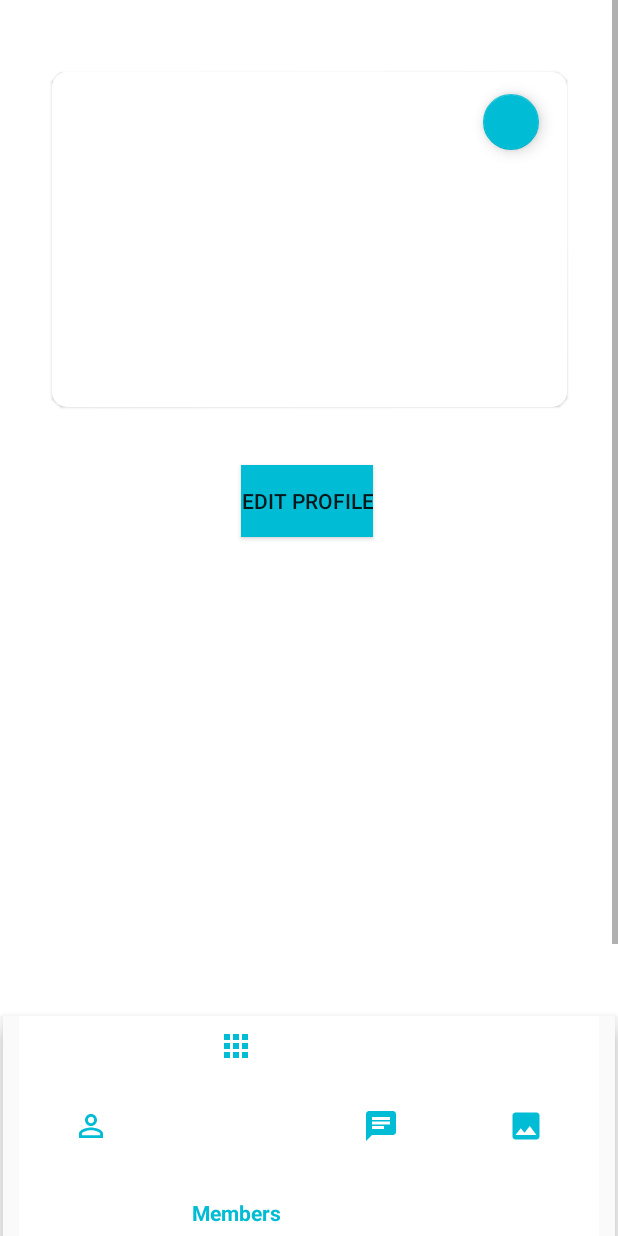
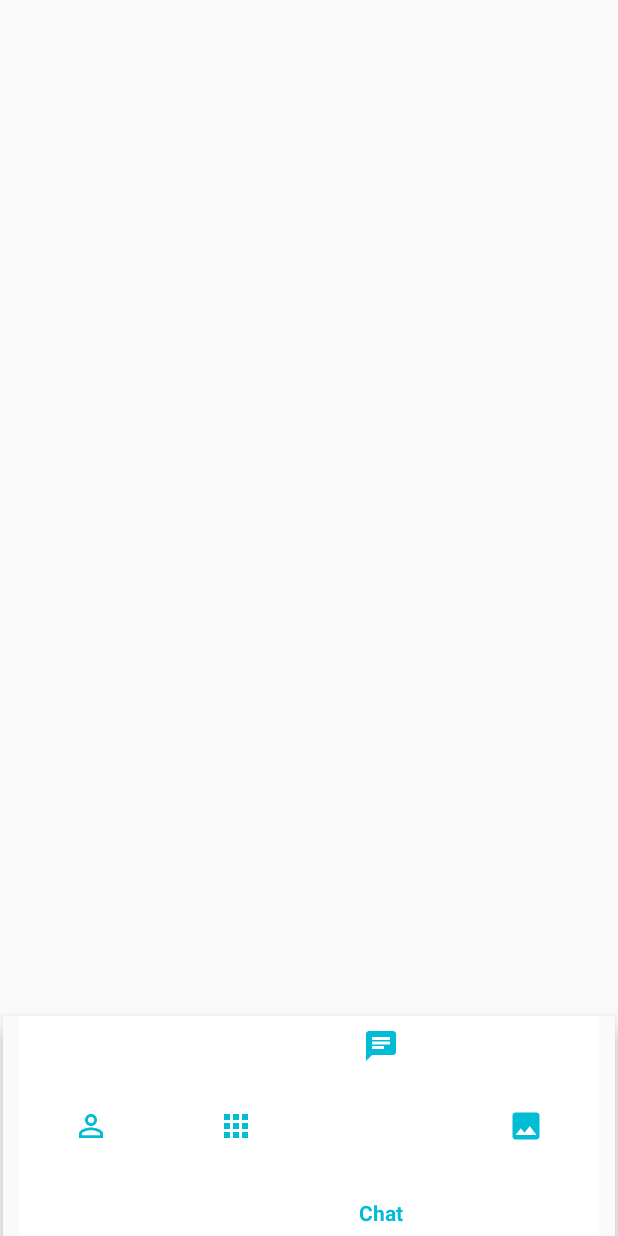
Before and after one commit to shivi2006/BITS_ClubManagement, an Android app: the MainActivity screen opened directly, with no data from a screen before it, item 3 of the bottom bar chosen, on a phone screen of 412 x 824 dp. Run offline under Robolectric (Android 15) with nearby library versions, the phone set to English and light mode, and no system bars; our stand-ins replace Firebase (no records; nobody signed in at launch, a user with empty details on screens opened directly), navigation-ui; Roboto replaces fonts that are not available here.

Commit message:
Solved some errors

```diff
--- a/app/src/main/java/com/example/shiviMittal/ChatList/ChatListRepo.kt
+++ b/app/src/main/java/com/example/shiviMittal/ChatList/ChatListRepo.kt
@@ -12,8 +12,8 @@ class ChatListRepo {
 
     val sender_id: String = "f20190778"
     lateinit var my_chatlist: ChatList
-    lateinit var chatlist_users:MutableLiveData<MutableList<ChatList>>
-    lateinit var list: MutableList<ChatList>
+    var chatlist_users:MutableLiveData<MutableList<ChatList>> = MutableLiveData()
+    var list: MutableList<ChatList> = ArrayList()
 
     fun callChatList(): LiveData<MutableList<ChatList>> {
 
--- a/app/src/main/java/com/example/shiviMittal/MainActivity.kt
+++ b/app/src/main/java/com/example/shiviMittal/MainActivity.kt
@@ -26,11 +26,11 @@ class MainActivity : AppCompatActivity(){
             getSupportActionBar()?.hide();
         }
         setContentView(R.layout.activity_main)
-        val bottomBar: BottomNavigationView = findViewById(R.id.bottom_bar)
+        val bottomBar = findViewById<BottomNavigationView>(R.id.bottom_bar)
         navController = findNavController(R.id.nav_host_fragment)
         val appBarConfiguration = AppBarConfiguration(
             setOf(
-                R.id.MyProfile, R.id.Members, R.id.Chat, R.id.Events
+                R.id.MyProfile, R.id.Members, R.id.chatListView, R.id.Events
             )
         )
 
--- a/app/src/main/res/menu-v26/bottom_navigation.xml
+++ b/app/src/main/res/menu-v26/bottom_navigation.xml
@@ -20,7 +20,7 @@
         app:showAsAction="always"/>
 
     <item
-        android:id="@+id/Chat"
+        android:id="@+id/chatListView"
         android:enabled="true"
         android:icon="@drawable/ic_chat_black_24dp"
         android:title="Chat"
--- a/app/src/main/res/menu/bottom_navigation.xml
+++ b/app/src/main/res/menu/bottom_navigation.xml
@@ -21,7 +21,7 @@
         app:showAsAction="ifRoom"/>
 
     <item
-        android:id="@+id/Chat"
+        android:id="@+id/chatListView"
         android:enabled="true"
         android:icon="@drawable/ic_chat_black_24dp"
         android:title="Chat"
--- a/app/src/main/res/navigation/nav_graph.xml
+++ b/app/src/main/res/navigation/nav_graph.xml
@@ -6,11 +6,6 @@
     app:startDestination="@id/MyProfile">
 
 
-    <fragment
-        android:id="@+id/Chat"
-        android:name="com.example.shiviMittal.Chat.View.ChatView"
-        android:label="Chat"
-        tools:layout="@layout/events_layout1" />
     <fragment
         android:id="@+id/MyProfile"
         android:name="com.example.shiviMittal.MyProfile.MyProfile"
@@ -74,4 +69,8 @@
             android:id="@+id/action_viewMember_to_Members"
             app:destination="@id/Members" />
     </fragment>
+    <fragment
+        android:id="@+id/chatListView"
+        android:name="com.example.shiviMittal.ChatList.ChatListView"
+        android:label="ChatListView" />
 </navigation>
```
Also changed, not shown: app/src/main/res/layout/chat_layout.xml (+13 -13 lines).
